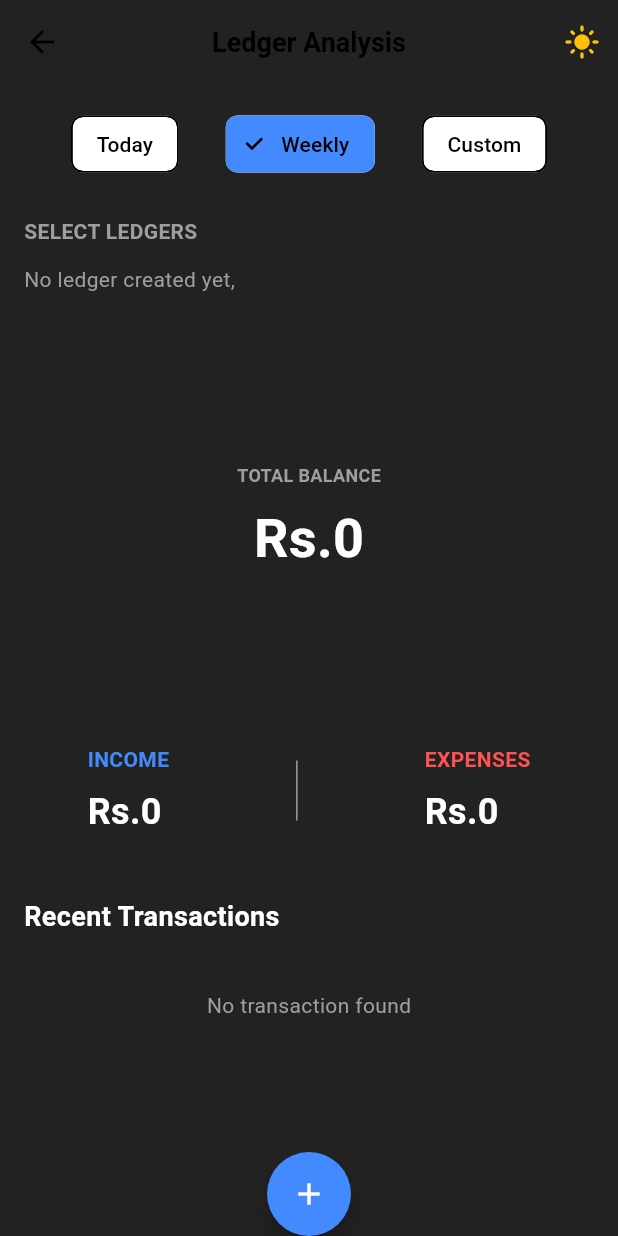
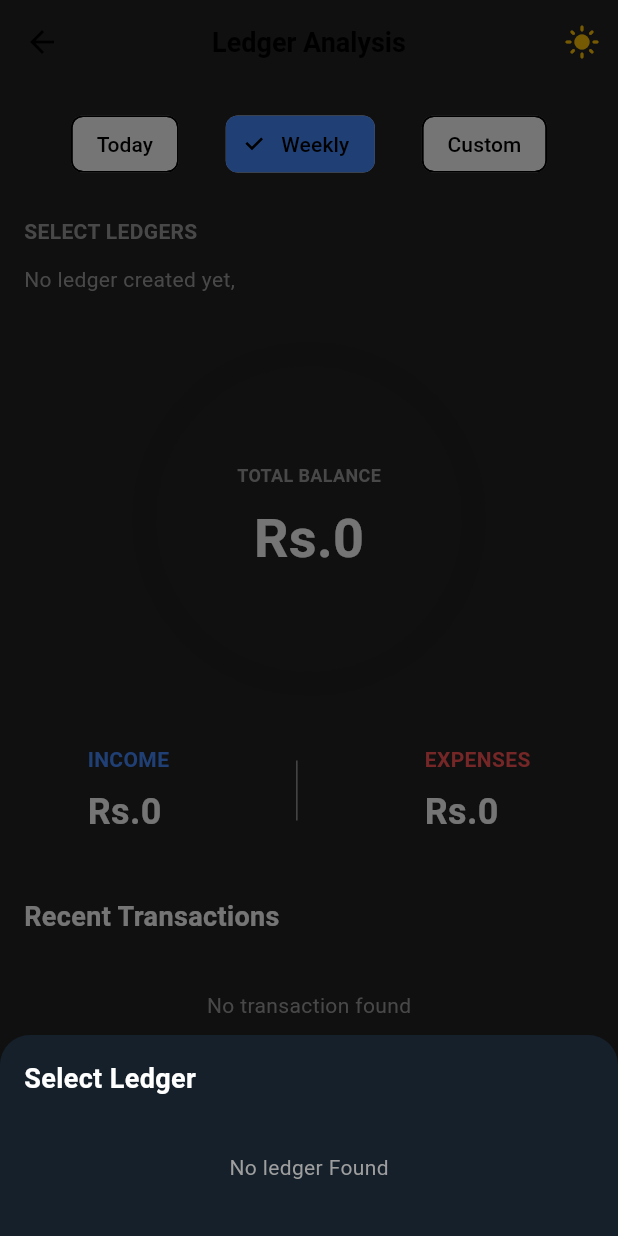
Before and after one commit to KNP700/income_and_expense_tracker, a Flutter app: the LedgerPage screen opened directly, after a tap on the "add" icon, on a phone screen of 412 x 824 dp. Run offline on Flutter 3.47's test engine with Material 3 defaults, Android fonts, the phone set to English and light mode, and no system bars; our stand-ins replace app_links, bloc, cloud_firestore, equatable, firebase_auth, firebase_core and 4 more; accounts and stored records are empty; generated files the repository leaves out were written again.

Commit message:
now this work with + icon function in ledger page

```diff
--- a/lib/pages/ledger_page.dart
+++ b/lib/pages/ledger_page.dart
@@ -3,6 +3,7 @@ import 'package:flutter_bloc/flutter_bloc.dart';
 import 'package:income_and_expense_tracker/data/model/ledger_model/ledger_model.dart';
 import 'package:income_and_expense_tracker/data/model/transaction_model/transaction_model.dart';
 import 'package:income_and_expense_tracker/data/repositories/ledger_repository.dart';
+import 'package:income_and_expense_tracker/pages/add_transaction_page.dart';
 
 enum DateFilter { today, weekly, custom }
 
@@ -69,7 +70,8 @@ class _LedgerPageState extends State<LedgerPage> {
 
     switch (_selectedFilter) {
       case DateFilter.today:
-        return transactionDate.isAfter(today) || transactionDate.isAtSameMomentAs(today);
+        return transactionDate.isAfter(today) ||
+            transactionDate.isAtSameMomentAs(today);
 
       case DateFilter.weekly:
         final weekAgo = today.subtract(const Duration(days: 7));
@@ -84,7 +86,8 @@ class _LedgerPageState extends State<LedgerPage> {
     }
   }
 
-  Future<Map<String, dynamic>> _getStatsAndTransactions(List<LedgerModel> allLedgers) async {
+  Future<Map<String, dynamic>> _getStatsAndTransactions(
+      List<LedgerModel> allLedgers) async {
     double income = 0;
     double expense = 0;
     List<TransactionModel> filteredTransactions = [];
@@ -114,6 +117,95 @@ class _LedgerPageState extends State<LedgerPage> {
     };
   }
 
+  void _showLedgerSection(BuildContext context) {
+    showModalBottomSheet(
+      context: context,
+      backgroundColor: const Color(0xFF15202B),
+      shape: const RoundedRectangleBorder(
+        borderRadius: BorderRadius.vertical(top: Radius.circular(20)),
+      ),
+      builder: (context) {
+        return SafeArea(
+          child: Padding(
+            padding: const EdgeInsets.all(16),
+            child: Column(
+              mainAxisSize: MainAxisSize.min,
+              crossAxisAlignment: CrossAxisAlignment.start,
+              children: [
+                const Text(
+                  "Select Ledger",
+                  style: TextStyle(
+                    color: Colors.white,
+                    fontSize: 18,
+                    fontWeight: FontWeight.bold,
+                  ),
+                ),
+                const SizedBox(height: 16),
+                FutureBuilder<List<LedgerModel>>(
+                  future: context.read<LedgerRepository>().getLedgers(),
+                  builder: (context, snapshot) {
+                    if (snapshot.connectionState == ConnectionState.waiting) {
+                      return const Padding(
+                        padding: EdgeInsets.all(20),
+                        child: Center(
+                            child: CircularProgressIndicator(
+                                color: Colors.blueAccent)),
+                      );
+                    }
+
+                    final ledgers = snapshot.data ?? [];
+
+                    if (ledgers.isEmpty) {
+                      return const Padding(
+                        padding: EdgeInsets.all(20),
+                        child: Center(
+                            child: Text("No ledger Found",
+                                style: TextStyle(color: Colors.grey))),
+                      );
+                    }
+
+                    return ListView.builder(
+                      shrinkWrap: true,
+                      itemCount: ledgers.length,
+                      itemBuilder: (context, index) {
+                        final ledger = ledgers[index];
+                        return ListTile(
+                          leading: CircleAvatar(
+                            backgroundColor:
+                            Colors.blueAccent.withOpacity(0.2),
+                            child: Icon(
+                              _getLedgerIcon(ledger.iconLabel),
+                              color: Colors.blueAccent,
+                            ),
+                          ),
+                          title: Text(ledger.name,
+                              style: const TextStyle(color: Colors.white)),
+                          onTap: () {
+                            Navigator.pop(context);
+
+                            Navigator.push(
+                              context,
+                              MaterialPageRoute(
+                                builder: (context) => AddTransactionPage(
+                                    ledgerId: ledger.id),
+                              ),
+                            ).then((_) {
+                              setState(() {});
+                            });
+                          },
+                        );
+                      },
+                    );
+                  },
+                ),
+              ],
+            ),
+          ),
+        );
+      },
+    );
+  }
+
   @override
   Widget build(BuildContext context) {
     return Scaffold(
@@ -121,7 +213,8 @@ class _LedgerPageState extends State<LedgerPage> {
       appBar: AppBar(
         backgroundColor: Colors.transparent,
         elevation: 0,
-        title: const Text('Ledger Analysis', style: TextStyle(fontWeight: FontWeight.bold)),
+        title: const Text('Ledger Analysis',
+            style: TextStyle(fontWeight: FontWeight.bold)),
         centerTitle: true,
         actions: [
           IconButton(
@@ -134,7 +227,8 @@ class _LedgerPageState extends State<LedgerPage> {
         future: context.read<LedgerRepository>().getLedgers(),
         builder: (context, snapshot) {
           if (snapshot.connectionState == ConnectionState.waiting) {
-            return const Center(child: CircularProgressIndicator(color: Colors.blueAccent));
+            return const Center(
+                child: CircularProgressIndicator(color: Colors.blueAccent));
           }
           final dbLedgers = snapshot.data ?? [];
           return ListView(
@@ -147,16 +241,19 @@ class _LedgerPageState extends State<LedgerPage> {
                     label: const Text('Today'),
                     selected: _selectedFilter == DateFilter.today,
                     selectedColor: Colors.blueAccent,
-                    onSelected: (_) => setState(() => _selectedFilter = DateFilter.today),
+                    onSelected: (_) =>
+                        setState(() => _selectedFilter = DateFilter.today),
                   ),
                   ChoiceChip(
                     label: const Text('Weekly'),
                     selected: _selectedFilter == DateFilter.weekly,
                     selectedColor: Colors.blueAccent,
-                    onSelected: (_) => setState(() => _selectedFilter = DateFilter.weekly),
+                    onSelected: (_) =>
+                        setState(() => _selectedFilter = DateFilter.weekly),
                   ),
                   ChoiceChip(
-                    label: Text(_selectedFilter == DateFilter.custom && _customDataRange != null
+                    label: Text(_selectedFilter == DateFilter.custom &&
+                        _customDataRange != null
                         ? '${_customDataRange!.start.day}/${_customDataRange!.start.month} - ${_customDataRange!.end.day}/${_customDataRange!.end.month}'
                         : 'Custom'),
                     selected: _selectedFilter == DateFilter.custom,
@@ -169,7 +266,8 @@ class _LedgerPageState extends State<LedgerPage> {
                         builder: (context, child) {
                           return Theme(
                             data: ThemeData.dark().copyWith(
-                              colorScheme: const ColorScheme.dark(primary: Colors.blueAccent),
+                              colorScheme: const ColorScheme.dark(
+                                  primary: Colors.blueAccent),
                             ),
                             child: child!,
                           );
@@ -186,10 +284,13 @@ class _LedgerPageState extends State<LedgerPage> {
                 ],
               ),
               const SizedBox(height: 24),
-              const Text('SELECT LEDGERS', style: TextStyle(color: Colors.grey, fontWeight: FontWeight.bold)),
+              const Text('SELECT LEDGERS',
+                  style: TextStyle(
+                      color: Colors.grey, fontWeight: FontWeight.bold)),
               const SizedBox(height: 12),
               if (dbLedgers.isEmpty)
-                const Text('No ledger created yet,', style: TextStyle(color: Colors.grey))
+                const Text('No ledger created yet,',
+                    style: TextStyle(color: Colors.grey))
               else
                 Wrap(
                   spacing: 8,
@@ -221,22 +322,27 @@ class _LedgerPageState extends State<LedgerPage> {
               FutureBuilder<Map<String, dynamic>>(
                 future: _getStatsAndTransactions(dbLedgers),
                 builder: (context, statsSnapshot) {
-                  if (statsSnapshot.connectionState == ConnectionState.waiting) {
+                  if (statsSnapshot.connectionState ==
+                      ConnectionState.waiting) {
                     return const SizedBox(
                       height: 250,
-                      child: Center(child: CircularProgressIndicator(color: Colors.blueAccent)),
+                      child: Center(
+                          child: CircularProgressIndicator(
+                              color: Colors.blueAccent)),
                     );
                   }
 
-                  final stats = statsSnapshot.data ?? {
-                    'income': 0.0,
-                    'expense': 0.0,
-                    'transactions': <TransactionModel>[]
-                  };
+                  final stats = statsSnapshot.data ??
+                      {
+                        'income': 0.0,
+                        'expense': 0.0,
+                        'transactions': <TransactionModel>[]
+                      };
 
                   final totalIncome = stats['income'] as double;
                   final totalExpense = stats['expense'] as double;
-                  final transactionList = stats['transactions'] as List<TransactionModel>;
+                  final transactionList =
+                  stats['transactions'] as List<TransactionModel>;
                   final remainingBalance = totalIncome - totalExpense;
 
                   double incomeValue = 0.0;
@@ -261,27 +367,42 @@ class _LedgerPageState extends State<LedgerPage> {
                             SizedBox(
                               width: 220,
                               height: 220,
-                              child: CircularProgressIndicator(value: 1.0, strokeWidth: 16, color: Colors.grey[900]),
+                              child: CircularProgressIndicator(
+                                  value: 1.0,
+                                  strokeWidth: 16,
+                                  color: Colors.grey[900]),
                             ),
                             SizedBox(
                               width: 220,
                               height: 220,
-                              child: CircularProgressIndicator(value: incomeValue, strokeWidth: 16, color: Colors.blueAccent),
+                              child: CircularProgressIndicator(
+                                  value: incomeValue,
+                                  strokeWidth: 16,
+                                  color: Colors.blueAccent),
                             ),
                             SizedBox(
                               width: 220,
                               height: 220,
-                              child: CircularProgressIndicator(value: expenseValue, strokeWidth: 16, color: Colors.redAccent),
+                              child: CircularProgressIndicator(
+                                  value: expenseValue,
+                                  strokeWidth: 16,
+                                  color: Colors.redAccent),
                             ),
                             Column(
                               mainAxisSize: MainAxisSize.min,
                               children: [
-                                const Text('TOTAL BALANCE', style: TextStyle(color: Colors.grey, fontSize: 12, fontWeight: FontWeight.bold)),
+                                const Text('TOTAL BALANCE',
+                                    style: TextStyle(
+                                        color: Colors.grey,
+                                        fontSize: 12,
+                                        fontWeight: FontWeight.bold)),
                                 const SizedBox(height: 8),
                                 Text(
                                   'Rs.${remainingBalance.toStringAsFixed(0)}',
                                   style: TextStyle(
-                                    color: remainingBalance >= 0 ? Colors.white : Colors.redAccent,
+                                    color: remainingBalance >= 0
+                                        ? Colors.white
+                                        : Colors.redAccent,
                                     fontSize: 36,
                                     fontWeight: FontWeight.bold,
                                   ),
@@ -298,18 +419,32 @@ class _LedgerPageState extends State<LedgerPage> {
                           Column(
                             crossAxisAlignment: CrossAxisAlignment.start,
                             children: [
-                              const Text('INCOME', style: TextStyle(color: Colors.blueAccent, fontWeight: FontWeight.bold)),
+                              const Text('INCOME',
+                                  style: TextStyle(
+                                      color: Colors.blueAccent,
+                                      fontWeight: FontWeight.bold)),
                               const SizedBox(height: 8),
-                              Text('Rs.${totalIncome.toStringAsFixed(0)}', style: const TextStyle(color: Colors.white, fontSize: 24, fontWeight: FontWeight.bold)),
+                              Text('Rs.${totalIncome.toStringAsFixed(0)}',
+                                  style: const TextStyle(
+                                      color: Colors.white,
+                                      fontSize: 24,
+                                      fontWeight: FontWeight.bold)),
                             ],
                           ),
                           Container(width: 1, height: 40, color: Colors.grey),
                           Column(
                             crossAxisAlignment: CrossAxisAlignment.start,
                             children: [
-                              const Text('EXPENSES', style: TextStyle(color: Colors.redAccent, fontWeight: FontWeight.bold)),
+                              const Text('EXPENSES',
+                                  style: TextStyle(
+                                      color: Colors.redAccent,
+                                      fontWeight: FontWeight.bold)),
                               const SizedBox(height: 8),
-                              Text('Rs.${totalExpense.toStringAsFixed(0)}', style: const TextStyle(color: Colors.white, fontSize: 24, fontWeight: FontWeight.bold)),
+                              Text('Rs.${totalExpense.toStringAsFixed(0)}',
+                                  style: const TextStyle(
+                                      color: Colors.white,
+                                      fontSize: 24,
+                                      fontWeight: FontWeight.bold)),
                             ],
                           ),
                         ],
@@ -318,14 +453,19 @@ class _LedgerPageState extends State<LedgerPage> {
                       const Row(
                         mainAxisAlignment: MainAxisAlignment.spaceBetween,
                         children: [
-                          Text('Recent Transactions', style: TextStyle(color: Colors.white, fontSize: 18, fontWeight: FontWeight.bold)),
+                          Text('Recent Transactions',
+                              style: TextStyle(
+                                  color: Colors.white,
+                                  fontSize: 18,
+                                  fontWeight: FontWeight.bold)),
                         ],
                       ),
                       const SizedBox(height: 16),
                       if (transactionList.isEmpty)
                         const Padding(
                           padding: EdgeInsets.all(20),
-                          child: Text("No transaction found", style: TextStyle(color: Colors.grey)),
+                          child: Text("No transaction found",
+                              style: TextStyle(color: Colors.grey)),
                         )
                       else
                         ...transactionList.map((transaction) {
@@ -337,15 +477,23 @@ class _LedgerPageState extends State<LedgerPage> {
                                 _getCategoryIcon(transaction.category),
                                 color: _getCategoryColor(transaction.category),
                               ),
-                              title: Text(transaction.category, style: const TextStyle(color: Colors.white, fontWeight: FontWeight.bold)),
+                              title: Text(transaction.category,
+                                  style: const TextStyle(
+                                      color: Colors.white,
+                                      fontWeight: FontWeight.bold)),
                               subtitle: Text(
-                                transaction.notes?.isNotEmpty == true ? transaction.notes! : transaction.paidBy,
-                                style: const TextStyle(color: Colors.grey, fontSize: 10),
+                                transaction.notes?.isNotEmpty == true
+                                    ? transaction.notes!
+                                    : transaction.paidBy,
+                                style: const TextStyle(
+                                    color: Colors.grey, fontSize: 10),
                               ),
                               trailing: Text(
                                 'Rs ${transaction.amount.toStringAsFixed(0)}',
                                 style: TextStyle(
-                                  color: transaction.isExpense ? Colors.redAccent : Colors.greenAccent,
+                                  color: transaction.isExpense
+                                      ? Colors.redAccent
+                                      : Colors.greenAccent,
                                   fontSize: 16,
                                   fontWeight: FontWeight.bold,
                                 ),
@@ -363,12 +511,14 @@ class _LedgerPageState extends State<LedgerPage> {
         },
       ),
       floatingActionButton: FloatingActionButton(
-        onPressed: () {},
+        onPressed: () {
+          _showLedgerSection(context);
+        },
         backgroundColor: Colors.blueAccent,
         shape: const CircleBorder(),
         child: const Icon(Icons.add, color: Colors.white),
       ),
-      floatingActionButtonLocation: FloatingActionButtonLocation.centerDocked,
+      floatingActionButtonLocation: FloatingActionButtonLocation.miniCenterDocked,
     );
   }
 }
@@ -403,13 +553,19 @@ class CategoryCard extends StatelessWidget {
           backgroundColor: color.withOpacity(0.2),
           child: Icon(icon, color: color),
         ),
-        title: Text(title, style: const TextStyle(color: Colors.white, fontWeight: FontWeight.bold)),
+        title: Text(title,
+            style: const TextStyle(
+                color: Colors.white, fontWeight: FontWeight.bold)),
         subtitle: Text(subtitle, style: const TextStyle(color: Colors.grey)),
         trailing: Column(
           mainAxisAlignment: MainAxisAlignment.center,
           crossAxisAlignment: CrossAxisAlignment.end,
           children: [
-            Text(amount, style: const TextStyle(color: Colors.white, fontSize: 16, fontWeight: FontWeight.bold)),
+            Text(amount,
+                style: const TextStyle(
+                    color: Colors.white,
+                    fontSize: 16,
+                    fontWeight: FontWeight.bold)),
             const SizedBox(height: 8),
             SizedBox(
               width: 60,
```
